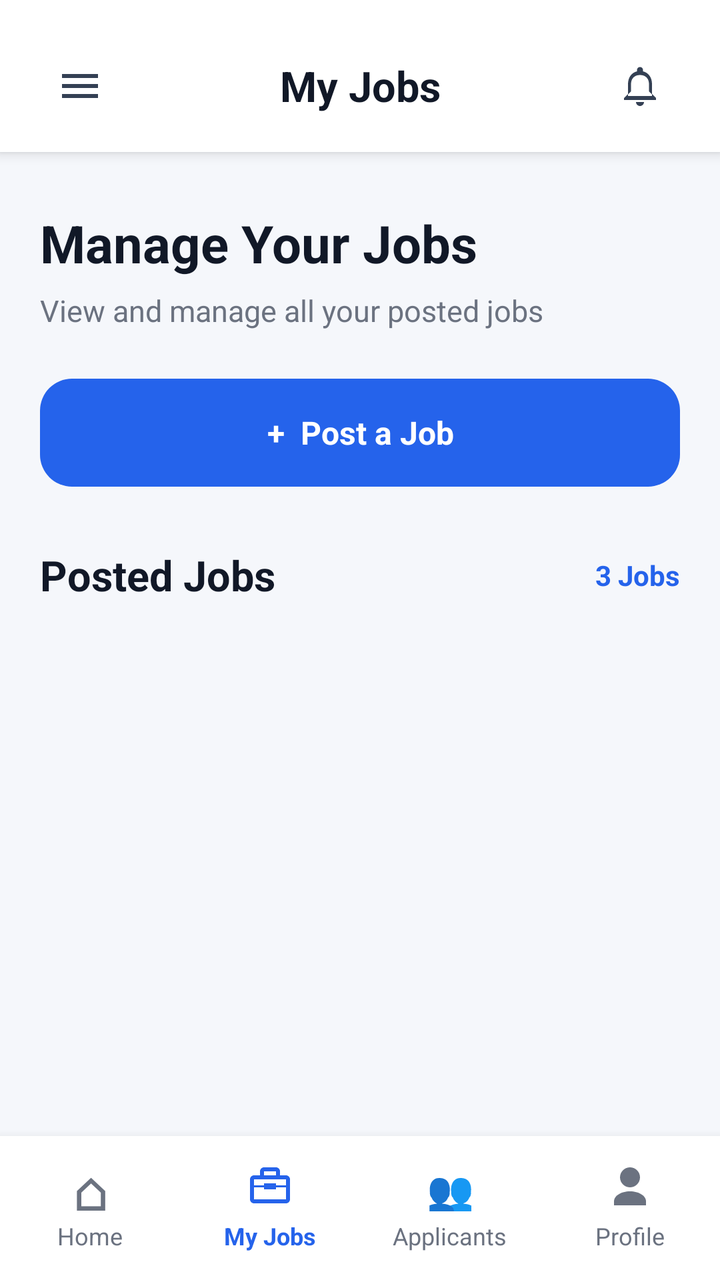
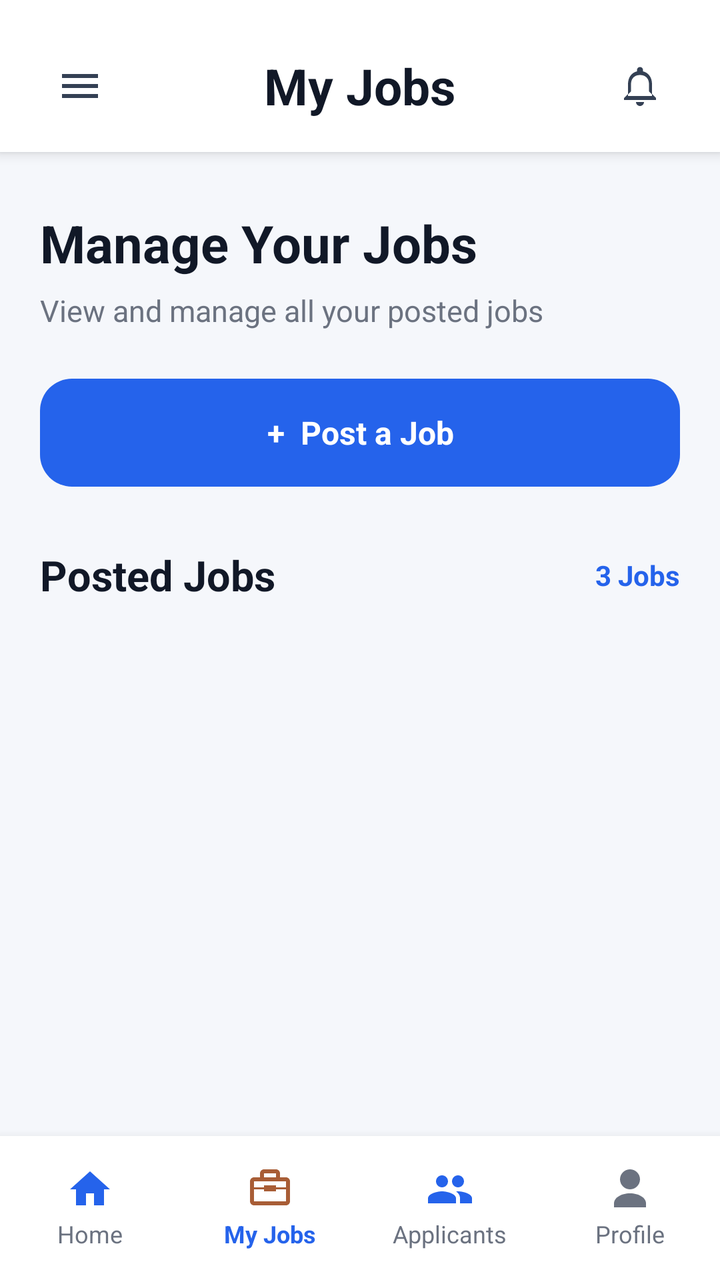

Compare the two renders of this Android layout. The source of the first and the diff that turns it into the second are given below.
<!-- AndroidManifest.xml: application theme Theme.CloudHire -->
<!-- res/layout/activity_recruiter_my_jobs.xml -->
<?xml version="1.0" encoding="utf-8"?>
<LinearLayout
    xmlns:android="http://schemas.android.com/apk/res/android"
    xmlns:app="http://schemas.android.com/apk/res-auto"
    android:layout_width="match_parent"
    android:layout_height="match_parent"
    android:orientation="vertical"
    android:background="#F5F7FB">

    

    <LinearLayout
        android:layout_width="match_parent"
        android:layout_height="76dp"
        android:orientation="horizontal"
        android:gravity="center_vertical"
        android:paddingStart="16dp"
        android:paddingEnd="16dp"
        android:paddingTop="10dp"
        android:background="#FFFFFF"
        android:elevation="4dp">

        

        <ImageButton
            android:id="@+id/btnJobsMenu"
            android:layout_width="48dp"
            android:layout_height="48dp"
            android:background="@android:color/transparent"
            android:src="@drawable/recruiter_dashboard_menu"
            android:padding="10dp"
            android:contentDescription="Menu" />

        

        <TextView
            android:layout_width="0dp"
            android:layout_height="wrap_content"
            android:layout_weight="1"
            android:gravity="center"
            android:text="My Jobs"
            android:textColor="#111827"
            android:textSize="21sp"
            android:textStyle="bold" />

        

        <ImageButton
            android:id="@+id/btnJobsNotifications"
            android:layout_width="48dp"
            android:layout_height="48dp"
            android:background="@android:color/transparent"
            android:src="@drawable/recruiter_dashboard_notifications"
            android:padding="10dp"
            android:contentDescription="Notifications" />

    </LinearLayout>


    

    <ScrollView
        android:id="@+id/jobsScrollView"
        android:layout_width="match_parent"
        android:layout_height="0dp"
        android:layout_weight="1"
        android:fillViewport="true"
        android:scrollbars="none">

        <LinearLayout
            android:layout_width="match_parent"
            android:layout_height="wrap_content"
            android:orientation="vertical"
            android:paddingStart="20dp"
            android:paddingEnd="20dp"
            android:paddingTop="28dp"
            android:paddingBottom="30dp">

            

            <TextView
                android:id="@+id/txtManageJobs"
                android:layout_width="match_parent"
                android:layout_height="wrap_content"
                android:text="Manage Your Jobs"
                android:textColor="#111827"
                android:textSize="26sp"
                android:textStyle="bold" />

            <TextView
                android:id="@+id/txtManageJobsSubtitle"
                android:layout_width="match_parent"
                android:layout_height="wrap_content"
                android:layout_marginTop="6dp"
                android:text="View and manage all your posted jobs"
                android:textColor="#6B7280"
                android:textSize="15sp" />


            

            <TextView
                android:id="@+id/btnPostJob"
                android:layout_width="match_parent"
                android:layout_height="54dp"
                android:layout_marginTop="24dp"
                android:gravity="center"
                android:text="+  Post a Job"
                android:textColor="#FFFFFF"
                android:textSize="16sp"
                android:textStyle="bold"
                android:background="@drawable/recruiter_dashboard_button"
                android:clickable="true"
                android:focusable="true" />


            

            <LinearLayout
                android:layout_width="match_parent"
                android:layout_height="wrap_content"
                android:layout_marginTop="30dp"
                android:orientation="horizontal"
                android:gravity="center_vertical">

                <TextView
                    android:layout_width="0dp"
                    android:layout_height="wrap_content"
                    android:layout_weight="1"
                    android:text="Posted Jobs"
                    android:textColor="#111827"
                    android:textSize="21sp"
                    android:textStyle="bold" />

                <TextView
                    android:id="@+id/txtJobCount"
                    android:layout_width="wrap_content"
                    android:layout_height="wrap_content"
                    android:text="3 Jobs"
                    android:textColor="#2563EB"
                    android:textSize="14sp"
                    android:textStyle="bold" />

            </LinearLayout>


            

            <LinearLayout
                android:id="@+id/jobsContainer"
                android:layout_width="match_parent"
                android:layout_height="wrap_content"
                android:layout_marginTop="16dp"
                android:orientation="vertical" />


            

            <LinearLayout
                android:id="@+id/emptyState"
                android:layout_width="match_parent"
                android:layout_height="wrap_content"
                android:orientation="vertical"
                android:gravity="center"
                android:paddingTop="60dp"
                android:paddingBottom="60dp"
                android:visibility="gone">

                <ImageView
                    android:layout_width="80dp"
                    android:layout_height="80dp"
                    android:src="@drawable/recruiter_dashboard_briefcase"
                    android:contentDescription="No jobs" />

                <TextView
                    android:layout_width="wrap_content"
                    android:layout_height="wrap_content"
                    android:layout_marginTop="18dp"
                    android:text="No jobs posted yet"
                    android:textColor="#111827"
                    android:textSize="20sp"
                    android:textStyle="bold" />

                <TextView
                    android:layout_width="wrap_content"
                    android:layout_height="wrap_content"
                    android:layout_marginTop="6dp"
                    android:text="Create your first job posting"
                    android:textColor="#6B7280"
                    android:textSize="14sp" />

                <TextView
                    android:id="@+id/btnEmptyPostJob"
                    android:layout_width="190dp"
                    android:layout_height="50dp"
                    android:layout_marginTop="20dp"
                    android:gravity="center"
                    android:text="+  Post a Job"
                    android:textColor="#FFFFFF"
                    android:textSize="15sp"
                    android:textStyle="bold"
                    android:background="@drawable/recruiter_dashboard_button"
                    android:clickable="true"
                    android:focusable="true" />

            </LinearLayout>

        </LinearLayout>

    </ScrollView>


    

    
    
    

    <LinearLayout
        android:layout_width="match_parent"
        android:layout_height="72dp"
        android:orientation="horizontal"
        android:gravity="center_vertical"
        android:background="@android:color/white"
        android:elevation="8dp">


        

        <LinearLayout
            android:id="@+id/navJobsHome"
            android:layout_width="0dp"
            android:layout_height="72dp"
            android:layout_weight="1"
            android:orientation="vertical"
            android:gravity="center"
            android:clickable="true"
            android:focusable="true">

            <TextView
                android:layout_width="24dp"
                android:layout_height="24dp"
                android:gravity="center"
                android:text="⌂"
                android:textColor="#6B7280"
                android:textSize="22sp"
                android:textStyle="bold" />

            <TextView
                android:layout_width="wrap_content"
                android:layout_height="wrap_content"
                android:layout_marginTop="4dp"
                android:text="Home"
                android:textColor="#6B7280"
                android:textSize="12sp" />

        </LinearLayout>


        

        <LinearLayout
            android:id="@+id/navJobsCurrent"
            android:layout_width="0dp"
            android:layout_height="72dp"
            android:layout_weight="1"
            android:orientation="vertical"
            android:gravity="center"
            android:clickable="true"
            android:focusable="true">

            <ImageView
                android:layout_width="24dp"
                android:layout_height="24dp"
                android:src="@drawable/recruiter_dashboard_briefcase"
                android:scaleType="centerInside"
                app:tint="#2563EB"
                android:contentDescription="Jobs" />

            <TextView
                android:layout_width="wrap_content"
                android:layout_height="wrap_content"
                android:layout_marginTop="4dp"
                android:text="My Jobs"
                android:textColor="#2563EB"
                android:textSize="12sp"
                android:textStyle="bold" />

        </LinearLayout>


        

        <LinearLayout
            android:id="@+id/navJobsApplicants"
            android:layout_width="0dp"
            android:layout_height="72dp"
            android:layout_weight="1"
            android:orientation="vertical"
            android:gravity="center"
            android:clickable="true"
            android:focusable="true">

            <TextView
                android:layout_width="24dp"
                android:layout_height="24dp"
                android:gravity="center"
                android:text="👥"
                android:textSize="19sp" />

            <TextView
                android:layout_width="wrap_content"
                android:layout_height="wrap_content"
                android:layout_marginTop="4dp"
                android:text="Applicants"
                android:textColor="#6B7280"
                android:textSize="12sp" />

        </LinearLayout>


        

        <LinearLayout
            android:id="@+id/navJobsProfile"
            android:layout_width="0dp"
            android:layout_height="72dp"
            android:layout_weight="1"
            android:orientation="vertical"
            android:gravity="center"
            android:clickable="true"
            android:focusable="true">

            <ImageView
                android:layout_width="24dp"
                android:layout_height="24dp"
                android:src="@drawable/recruiter_dashboard_person"
                android:scaleType="centerInside"
                app:tint="#6B7280"
                android:contentDescription="Profile" />

            <TextView
                android:layout_width="wrap_content"
                android:layout_height="wrap_content"
                android:layout_marginTop="4dp"
                android:text="Profile"
                android:textColor="#6B7280"
                android:textSize="12sp" />

        </LinearLayout>

    </LinearLayout>

    </LinearLayout>
<!-- resources referenced by this layout -->
<resources>
  <!-- drawable recruiter_dashboard_briefcase (drawable) -->
  <?xml version="1.0" encoding="utf-8"?>
  <vector xmlns:android="http://schemas.android.com/apk/res/android"
      android:width="24dp"
      android:height="24dp"
      android:viewportWidth="24"
      android:viewportHeight="24">
  
      <path
          android:fillColor="#667085"
          android:pathData="M20,6h-3V4c0,-1.1 -0.9,-2 -2,-2H9c-1.1,0 -2,0.9 -2,2v2H4c-1.1,0 -2,0.9 -2,2v10c0,1.1 0.9,2 2,2h16c1.1,0 2,-0.9 2,-2V8c0,-1.1 -0.9,-2 -2,-2zM9,4h6v2H9V4zM20,18H4v-6h5v1h6v-1h5v6zM9,11H4V8h16v3h-5v-1H9v1z" />
  
  </vector>
  <!-- drawable recruiter_dashboard_button (drawable) -->
  <?xml version="1.0" encoding="utf-8"?>
  <shape
      xmlns:android="http://schemas.android.com/apk/res/android">
  
      <solid
          android:color="#2563EB" />
  
      <corners
          android:radius="16dp" />
  
  </shape>
  <!-- drawable recruiter_dashboard_menu (drawable) -->
  <?xml version="1.0" encoding="utf-8"?>
  <vector xmlns:android="http://schemas.android.com/apk/res/android"
      android:width="24dp"
      android:height="24dp"
      android:viewportWidth="24"
      android:viewportHeight="24">
  
      <path
          android:fillColor="#344054"
          android:pathData="M3,6h18v2H3zM3,11h18v2H3zM3,16h18v2H3z" />
  
  </vector>
  <!-- drawable recruiter_dashboard_person (drawable) -->
  <?xml version="1.0" encoding="utf-8"?>
  <vector
      xmlns:android="http://schemas.android.com/apk/res/android"
      android:width="24dp"
      android:height="24dp"
      android:viewportWidth="24"
      android:viewportHeight="24">
  
      
      <path
          android:fillColor="#FF000000"
          android:pathData="M12,12c2.76,0 5,-2.24 5,-5s-2.24,-5 -5,-5 -5,2.24 -5,5 2.24,5 5,5z" />
  
      
      <path
          android:fillColor="#FF000000"
          android:pathData="M12,14c-4.42,0 -8,2.24 -8,5v2h16v-2c0,-2.76 -3.58,-5 -8,-5z" />
  
  </vector>
  <style name="Theme.CloudHire" parent="Base.Theme.CloudHire" />
  <style name="Base.Theme.CloudHire" parent="Theme.Material3.DayNight.NoActionBar">
          
          
      </style>
  <!-- unchanged entries left out for length: 1 -->
</resources>

<!-- the commit's change to res/layout/activity_recruiter_my_jobs.xml (unified diff, before → after) -->
@@ -39,20 +39,39 @@
             android:layout_weight="1"
             android:gravity="center"
             android:text="My Jobs"
-            android:textColor="#111827"
-            android:textSize="21sp"
+            android:textColor="@color/dashboard_text_primary"
+            android:textSize="25sp"
             android:textStyle="bold" />
 
         
 
-        <ImageButton
-            android:id="@+id/btnJobsNotifications"
+        <FrameLayout
             android:layout_width="48dp"
-            android:layout_height="48dp"
-            android:background="@android:color/transparent"
-            android:src="@drawable/recruiter_dashboard_notifications"
-            android:padding="10dp"
-            android:contentDescription="Notifications" />
+            android:layout_height="48dp">
+
+            <ImageButton
+                android:id="@+id/btnJobsNotifications"
+                android:layout_width="48dp"
+                android:layout_height="48dp"
+                android:background="@android:color/transparent"
+                android:src="@drawable/recruiter_dashboard_notifications"
+                android:padding="10dp"
+                android:contentDescription="Notifications" />
+
+            <TextView
+                android:id="@+id/txtJobsNotificationBadge"
+                android:layout_width="20dp"
+                android:layout_height="20dp"
+                android:layout_gravity="top|end"
+                android:gravity="center"
+                android:text="0"
+                android:textColor="@android:color/white"
+                android:textSize="10sp"
+                android:textStyle="bold"
+                android:background="@drawable/recruiter_dashboard_notification_badge"
+                android:visibility="gone" />
+
+        </FrameLayout>
 
     </LinearLayout>
 
@@ -228,7 +247,7 @@
         
 
         <LinearLayout
-            android:id="@+id/navJobsHome"
+            android:id="@+id/navHome"
             android:layout_width="0dp"
             android:layout_height="72dp"
             android:layout_weight="1"
@@ -237,21 +256,19 @@
             android:clickable="true"
             android:focusable="true">
 
-            <TextView
+            <ImageView
                 android:layout_width="24dp"
                 android:layout_height="24dp"
-                android:gravity="center"
-                android:text="⌂"
-                android:textColor="#6B7280"
-                android:textSize="22sp"
-                android:textStyle="bold" />
+                android:src="@drawable/recruiter_dashboard_home"
+                app:tint="@color/dashboard_primary"
+                android:contentDescription="Home" />
 
             <TextView
                 android:layout_width="wrap_content"
                 android:layout_height="wrap_content"
-                android:layout_marginTop="4dp"
+                android:layout_marginTop="2dp"
                 android:text="Home"
-                android:textColor="#6B7280"
+                android:textColor="@color/dashboard_text_secondary"
                 android:textSize="12sp" />
 
         </LinearLayout>
@@ -260,7 +277,7 @@
         
 
         <LinearLayout
-            android:id="@+id/navJobsCurrent"
+            android:id="@+id/navJobs"
             android:layout_width="0dp"
             android:layout_height="72dp"
             android:layout_weight="1"
@@ -274,15 +291,15 @@
                 android:layout_height="24dp"
                 android:src="@drawable/recruiter_dashboard_briefcase"
                 android:scaleType="centerInside"
-                app:tint="#2563EB"
+                app:tint="#A85D36"
                 android:contentDescription="Jobs" />
 
             <TextView
                 android:layout_width="wrap_content"
                 android:layout_height="wrap_content"
-                android:layout_marginTop="4dp"
+                android:layout_marginTop="2dp"
                 android:text="My Jobs"
-                android:textColor="#2563EB"
+                android:textColor="@color/dashboard_primary"
                 android:textSize="12sp"
                 android:textStyle="bold" />
 
@@ -292,7 +309,7 @@
         
 
         <LinearLayout
-            android:id="@+id/navJobsApplicants"
+            android:id="@+id/navApplicants"
             android:layout_width="0dp"
             android:layout_height="72dp"
             android:layout_weight="1"
@@ -301,19 +318,19 @@
             android:clickable="true"
             android:focusable="true">
 
-            <TextView
+            <ImageView
                 android:layout_width="24dp"
                 android:layout_height="24dp"
-                android:gravity="center"
-                android:text="👥"
-                android:textSize="19sp" />
+                android:src="@drawable/recruiter_dashboard_people"
+                app:tint="@color/dashboard_primary"
+                android:contentDescription="Applicants" />
 
             <TextView
                 android:layout_width="wrap_content"
                 android:layout_height="wrap_content"
-                android:layout_marginTop="4dp"
+                android:layout_marginTop="2dp"
                 android:text="Applicants"
-                android:textColor="#6B7280"
+                android:textColor="@color/dashboard_text_secondary"
                 android:textSize="12sp" />
 
         </LinearLayout>
@@ -322,7 +339,7 @@
         
 
         <LinearLayout
-            android:id="@+id/navJobsProfile"
+            android:id="@+id/navProfile"
             android:layout_width="0dp"
             android:layout_height="72dp"
             android:layout_weight="1"
@@ -336,15 +353,15 @@
                 android:layout_height="24dp"
                 android:src="@drawable/recruiter_dashboard_person"
                 android:scaleType="centerInside"
-                app:tint="#6B7280"
+                app:tint="@color/dashboard_text_secondary"
                 android:contentDescription="Profile" />
 
             <TextView
                 android:layout_width="wrap_content"
                 android:layout_height="wrap_content"
-                android:layout_marginTop="4dp"
+                android:layout_marginTop="2dp"
                 android:text="Profile"
-                android:textColor="#6B7280"
+                android:textColor="@color/dashboard_text_secondary"
                 android:textSize="12sp" />
 
         </LinearLayout>
<!-- resource entries referenced after the edit -->
@@ -1,5 +1,8 @@
 <!-- resources referenced by this layout -->
 <resources>
+  <color name="dashboard_primary">#2563EB</color>
+  <color name="dashboard_text_primary">#111827</color>
+  <color name="dashboard_text_secondary">#6B7280</color>
   <!-- drawable recruiter_dashboard_briefcase (drawable) -->
   <?xml version="1.0" encoding="utf-8"?>
   <vector xmlns:android="http://schemas.android.com/apk/res/android"
@@ -25,6 +28,19 @@
           android:radius="16dp" />
   
   </shape>
+  <!-- drawable recruiter_dashboard_home (drawable) -->
+  <?xml version="1.0" encoding="utf-8"?>
+  <vector xmlns:android="http://schemas.android.com/apk/res/android"
+      android:width="24dp"
+      android:height="24dp"
+      android:viewportWidth="24"
+      android:viewportHeight="24">
+  
+      <path
+          android:fillColor="#2563EB"
+          android:pathData="M10,20v-6h4v6h5v-8h3L12,3 2,12h3v8z" />
+  
+  </vector>
   <!-- drawable recruiter_dashboard_menu (drawable) -->
   <?xml version="1.0" encoding="utf-8"?>
   <vector xmlns:android="http://schemas.android.com/apk/res/android"
@@ -36,6 +52,31 @@
       <path
           android:fillColor="#344054"
           android:pathData="M3,6h18v2H3zM3,11h18v2H3zM3,16h18v2H3z" />
+  
+  </vector>
+  <!-- drawable recruiter_dashboard_notification_badge (drawable) -->
+  <?xml version="1.0" encoding="utf-8"?>
+  <shape
+      xmlns:android="http://schemas.android.com/apk/res/android">
+  
+      <solid
+          android:color="#EF4444" />
+  
+      <corners
+          android:radius="20dp" />
+  
+  </shape>
+  <!-- drawable recruiter_dashboard_people (drawable) -->
+  <?xml version="1.0" encoding="utf-8"?>
+  <vector xmlns:android="http://schemas.android.com/apk/res/android"
+      android:width="24dp"
+      android:height="24dp"
+      android:viewportWidth="24"
+      android:viewportHeight="24">
+  
+      <path
+          android:fillColor="#667085"
+          android:pathData="M16,11c1.66,0 2.99,-1.34 2.99,-3S17.66,5 16,5s-3,1.34 -3,3 1.34,3 3,3zM8,11c1.66,0 2.99,-1.34 2.99,-3S9.66,5 8,5 5,6.34 5,8s1.34,3 3,3zM8,13c-2.33,0 -7,1.17 -7,3.5V19h14v-2.5C15,14.17 10.33,13 8,13zM16,13c-0.29,0 -0.62,0.02 -0.97,0.05 1.16,0.84 1.97,1.94 1.97,3.45V19h6v-2.5c0,-2.33 -4.67,-3.5 -7,-3.5z" />
   
   </vector>
   <!-- drawable recruiter_dashboard_person (drawable) -->
